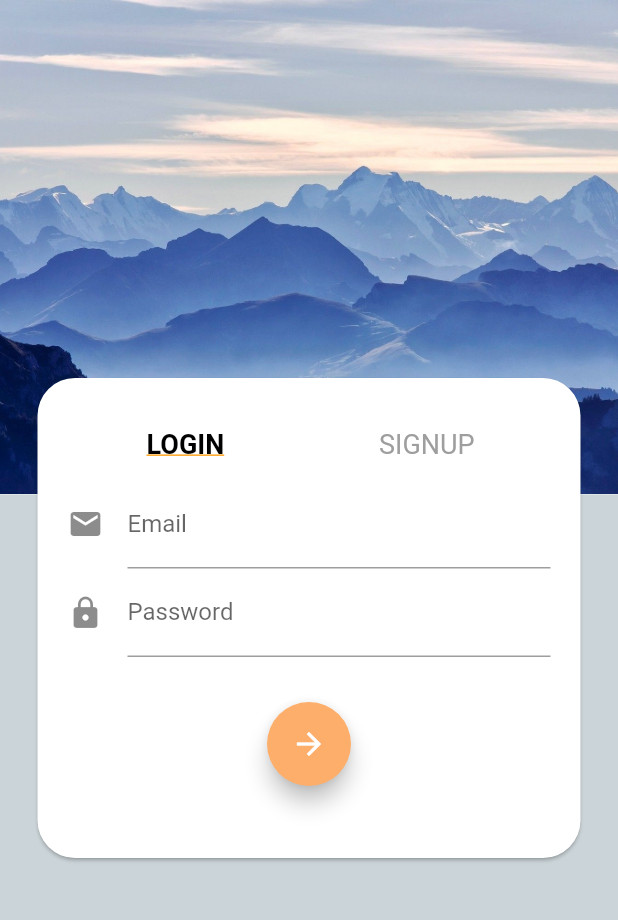
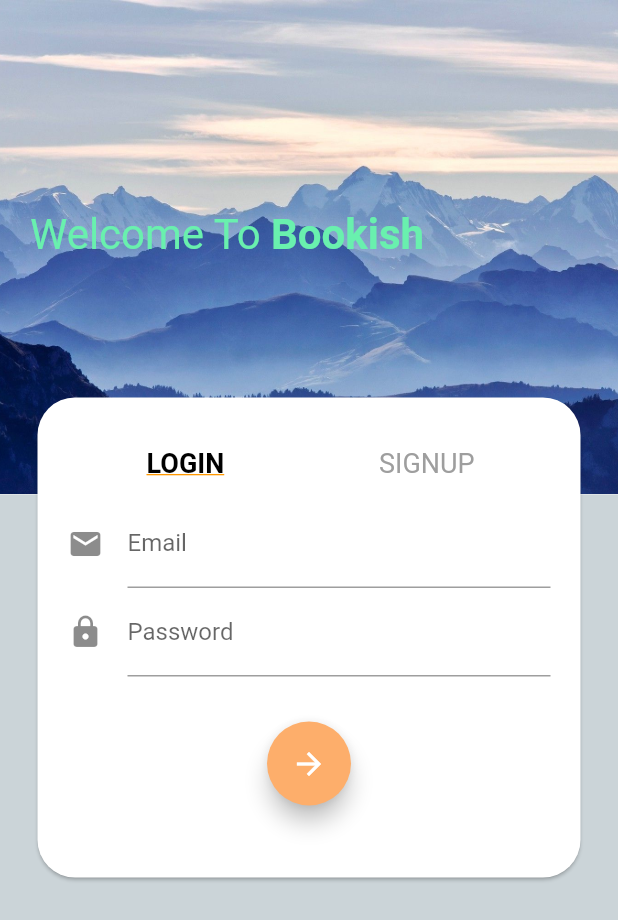
Before and after one commit to al-habibi-1107/Bookish-The-Reader-App, a Flutter app: the screen it shows after launch, on a phone screen of 412 x 824 dp. Shown: the top 920 px of the screen. Run offline on Flutter 3.47's test engine with Material 2 defaults, Android fonts, the phone set to English and light mode, and no system bars.

Commit message:
Documentation - 1

```diff
--- a/lib/screens/auth_screen.dart
+++ b/lib/screens/auth_screen.dart
@@ -12,28 +12,61 @@ class _AuthScreenState extends State<AuthScreen> {
   Widget build(BuildContext context) {
     final _deviceHeight = MediaQuery.of(context).size.height;
     return Scaffold(
+      // To let the keyboard overlay on screen
       resizeToAvoidBottomInset: false,
+      // To stack the Login Card on top of the background
+      // for 3D impression, the Widgets will be stacked
+      // from bottom to top
       body: Stack(children: [
+        // The background (Stack base)
         Column(
           children: <Widget>[
+            // A container to hold the background Image - the first half
+            // of the background ( 40% of the device size )
             Container(
               child: Image.asset(
                 'assets/mountain1_bg.jpg',
                 fit: BoxFit.cover,
               ),
               height: _deviceHeight * 0.40,
-              //color: Colors.blueAccent.withOpacity(0.7)),
             ),
+            // The second half of the background ( 60% of the device size)
             Container(
               height: _deviceHeight * 0.60,
               color: Colors.blueGrey.withOpacity(0.3),
             )
           ],
         ),
+        // Top of the Stack - Layer 2
+        // Contains the Title and the Authentication Card
         Column(
-          mainAxisAlignment: MainAxisAlignment.center,
+          mainAxisAlignment: MainAxisAlignment.start,
           crossAxisAlignment: CrossAxisAlignment.center,
-          children: <Widget>[AuthCard()],
+          children: <Widget>[
+            Container(
+              padding: EdgeInsets.only(top: 140, left: 20),
+              alignment: Alignment.topLeft,
+              height: 250,
+              child: Row(
+                children: <Widget>[
+                  Text(
+                    'Welcome To ',
+                    textAlign: TextAlign.start,
+                    style: TextStyle(fontSize: 28, color: Colors.greenAccent),
+                  ),
+                  Text('Bookish ',
+                      textAlign: TextAlign.start,
+                      style: TextStyle(
+                          fontSize: 28,
+                          color: Colors.greenAccent,
+                          fontWeight: FontWeight.bold)),
+                ],
+              ),
+            ),
+            // Calling Authentication Card Widget - in widgets folder
+            // Holds The design of the Authentication Card
+            AuthCard(),
+          ],
         )
       ]),
     );
--- a/lib/screens/home_screen.dart
+++ b/lib/screens/home_screen.dart
@@ -9,8 +9,11 @@ class HomeScreen extends StatelessWidget {
   Widget build(BuildContext context) {
     final deviceSize = MediaQuery.of(context).size.height;
     return Scaffold(
+      // Stack - To stack the List of cards on
+      // the background
       body: Stack(
         children: <Widget>[
+          //35% of device Size to fill with image
           Container(
             height: deviceSize * 0.35,
             child: Image.asset(
@@ -18,6 +21,7 @@ class HomeScreen extends StatelessWidget {
               fit: BoxFit.contain,
             ),
           ),
+          // Stack Level 2
           Column(
             mainAxisAlignment: MainAxisAlignment.spaceAround,
             children: <Widget>[
@@ -25,6 +29,7 @@ class HomeScreen extends StatelessWidget {
                 padding: EdgeInsets.only(left: 20),
                 height: 400,
                 width: double.infinity,
+                // The Home Card Widget, Code in widgets/home_card.dart
                 child: HomeCard(),
               ),
             ],
```
Also changed, not shown: lib/main.dart (+7 -0 lines), lib/widgets/auth_card.dart (+26 -1 lines), lib/widgets/home_card.dart (+7 -0 lines).
